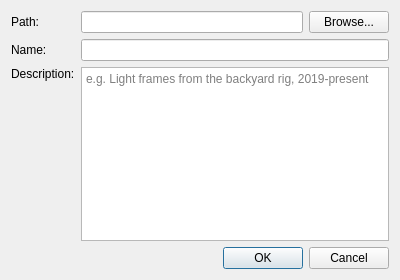
This is photonfinder/ui/LibraryRootEditDialog.ui in bcolyn/PhotonFinder as Qt 5 draws it before an edit. The edited form follows.
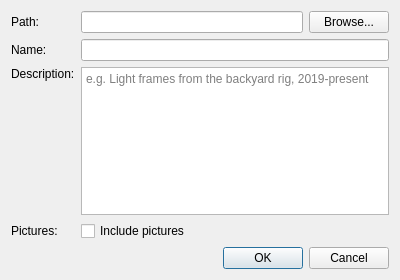
This is the edited form.

Commit message: Library roots can include JPEG and PNG pictures: a new 'Include pictures' checkbox (off by default, existing roots migrated off) makes a scan import .jpg/.jpeg/.png files as PICTURE images with only their size, read through Qt; unticking removes them, with their project links and solutions, at the next scan after a warning. A dropped file now goes through the same filter as a scan, and a scan reads its roots again so it sees a root's settings as just edited

Patch:
```diff
--- a/photonfinder/ui/LibraryRootEditDialog.ui
+++ b/photonfinder/ui/LibraryRootEditDialog.ui
@@ -67,6 +67,23 @@
        </property>
       </widget>
      </item>
+     <item row="3" column="0">
+      <widget class="QLabel" name="picturesLabel">
+       <property name="text">
+        <string>Pictures:</string>
+       </property>
+      </widget>
+     </item>
+     <item row="3" column="1">
+      <widget class="QCheckBox" name="includePicturesCheckBox">
+       <property name="toolTip">
+        <string>Also import JPEG and PNG pictures (processed results, reference shots). They are listed by name, folder and size only: no EXIF, no date.</string>
+       </property>
+       <property name="text">
+        <string>Include pictures</string>
+       </property>
+      </widget>
+     </item>
     </layout>
    </item>
    <item>
```
The commit also changes 8 other files.
